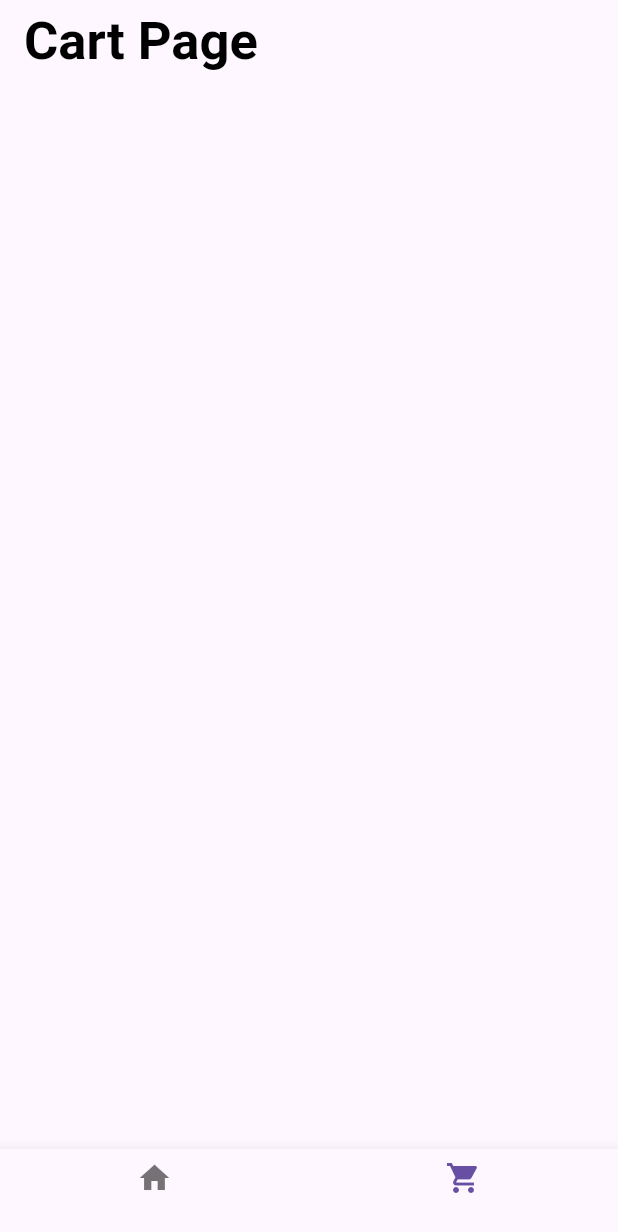
After one commit to Mutei/shopping_app, a Flutter app: the screen it shows after launch, swiped to page 2, on a phone screen of 412 x 824 dp. The commit adds this screen. Shown: the top 1232 px of the screen. Run offline on Flutter 3.47's test engine with Material 2 defaults, Android fonts, the phone set to English and light mode, and no system bars.

Commit message:
sixth update

```diff
--- /dev/null
+++ b/lib/cart_page.dart
@@ -0,0 +1,18 @@
+import 'package:flutter/material.dart';
+import 'constants.dart';
+
+class CartPage extends StatelessWidget {
+  const CartPage({Key? key}) : super(key: key);
+
+  @override
+  Widget build(BuildContext context) {
+    return Scaffold(
+      appBar: AppBar(
+        title: const Text(
+          "Cart Page",
+          style: kBoldedTextStyle,
+        ),
+      ),
+    );
+  }
+}
--- a/lib/home.dart
+++ b/lib/home.dart
@@ -1,5 +1,6 @@
 import 'package:flutter/material.dart';
 import 'package:shopping_app/product_list.dart';
+import 'package:shopping_app/cart_page.dart'; // Import your CartPage here
 
 class HomePage extends StatefulWidget {
   const HomePage({Key? key}) : super(key: key);
@@ -10,35 +11,58 @@ class HomePage extends StatefulWidget {
 
 class _HomePageState extends State<HomePage> {
   late int currentPage;
+  late PageController _pageController; // Add a PageController
 
   @override
   void initState() {
-    // TODO: implement initState
+    super.initState();
     currentPage = 0;
+    _pageController = PageController(initialPage: currentPage);
+  }
+
+  @override
+  void dispose() {
+    _pageController.dispose(); // Dispose of the PageController
+    super.dispose();
   }
 
   @override
   Widget build(BuildContext context) {
     return Scaffold(
-      body: const ProductList(),
+      body: PageView(
+        // Use PageView for navigating between pages
+        controller: _pageController,
+        onPageChanged: (index) {
+          setState(() {
+            currentPage = index;
+          });
+        },
+        children: const [
+          ProductList(), // Your product list page
+          CartPage(), // Your cart page
+        ],
+      ),
       bottomNavigationBar: BottomNavigationBar(
         onTap: (value) {
           setState(() {
             currentPage = value;
+            _pageController.animateToPage(
+              value,
+              duration: const Duration(milliseconds: 300),
+              curve: Curves.ease,
+            );
           });
         },
         currentIndex: currentPage,
         items: const [
           BottomNavigationBarItem(
-              icon: Icon(
-                Icons.home,
-              ),
-              label: ''),
+            icon: Icon(Icons.home),
+            label: '',
+          ),
           BottomNavigationBarItem(
-              icon: Icon(
-                Icons.shopping_cart,
-              ),
-              label: ''),
+            icon: Icon(Icons.shopping_cart),
+            label: '',
+          ),
         ],
       ),
     );
```
Also changed, not shown: lib/product_details_page.dart (+10 -4 lines).
